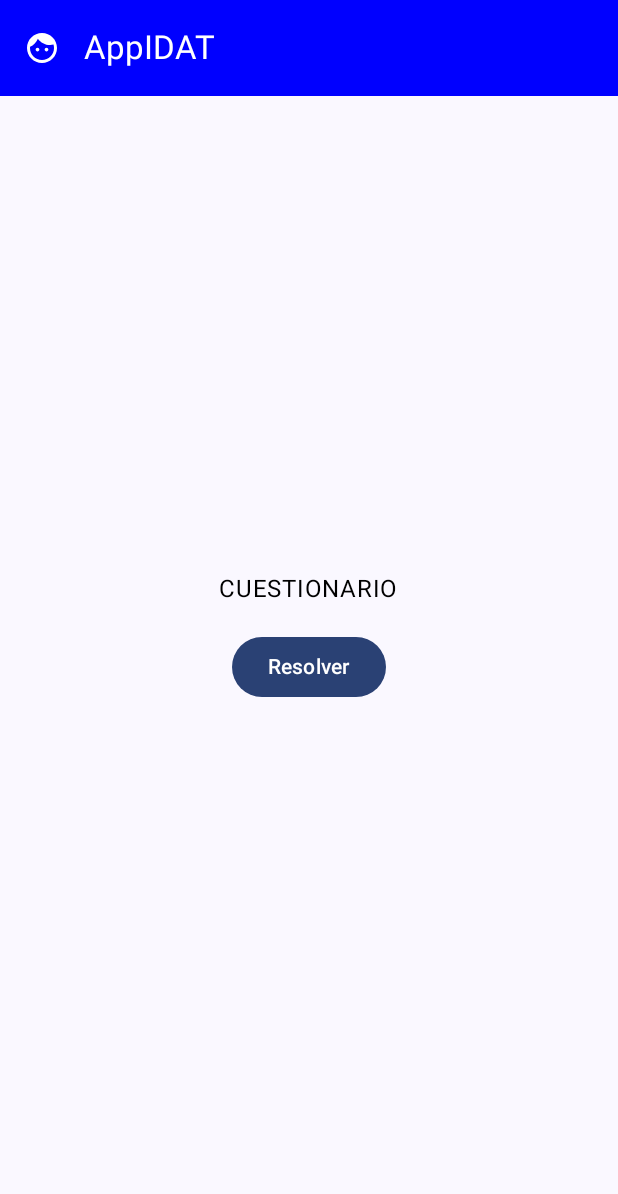
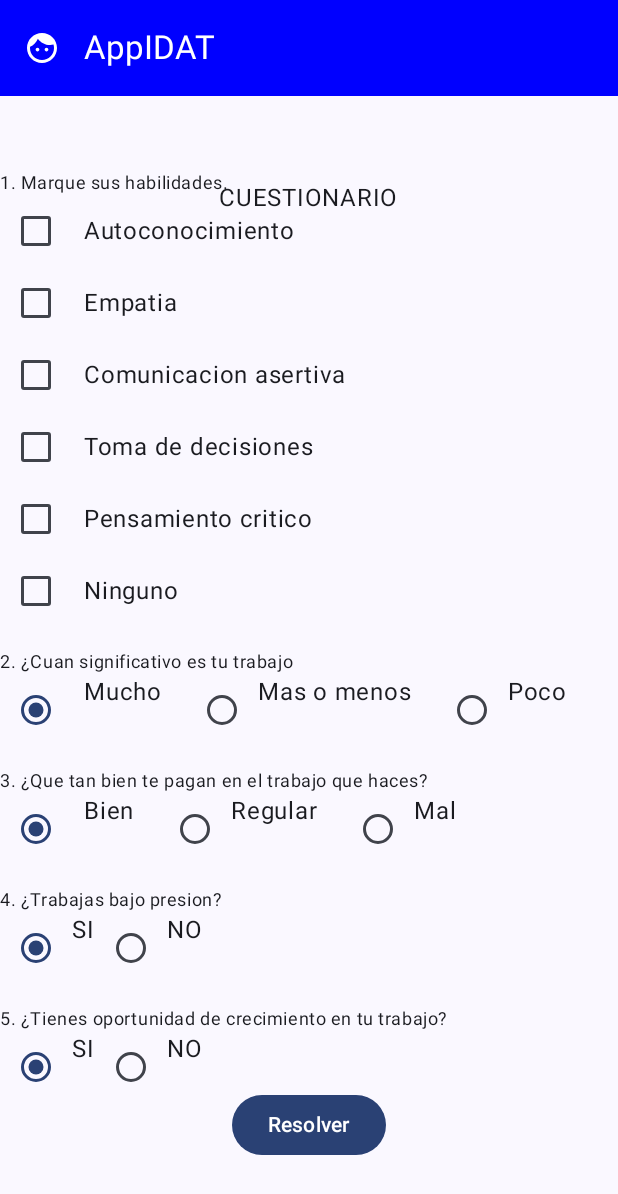
Before and after one commit to Gherofx/EC2_MedinaLuis, an Android app built with Jetpack Compose: the formulario screen opened through its navigation route, on a phone screen of 412 x 824 dp. Shown: the top 1194 px of the screen. Run offline under Robolectric (Android 15) with nearby library versions, the phone set to English and light mode, and no system bars.

Commit message:
Final de formulario

```diff
--- a/app/src/main/java/pe/idat/ec2_medinaluis/FormularioScreen.kt
+++ b/app/src/main/java/pe/idat/ec2_medinaluis/FormularioScreen.kt
@@ -15,11 +15,17 @@ import androidx.compose.material3.Checkbox
 import androidx.compose.material3.ExperimentalMaterial3Api
 import androidx.compose.material3.Icon
 import androidx.compose.material3.IconButton
+import androidx.compose.material3.MaterialTheme
+import androidx.compose.material3.RadioButton
 import androidx.compose.material3.Scaffold
 import androidx.compose.material3.Text
 import androidx.compose.material3.TopAppBar
 import androidx.compose.material3.TopAppBarDefaults
 import androidx.compose.runtime.Composable
+import androidx.compose.runtime.getValue
+import androidx.compose.runtime.mutableStateOf
+import androidx.compose.runtime.remember
+import androidx.compose.runtime.setValue
 import androidx.compose.ui.Alignment
 import androidx.compose.ui.Modifier
 import androidx.compose.ui.graphics.Color
@@ -29,33 +35,66 @@ import androidx.navigation.NavController
 @SuppressLint("UnusedMaterial3ScaffoldPaddingParameter")
 @Composable
 fun formulario(navController: NavController){
+    var marqueHabilidades by remember { mutableStateOf(listOf<String>()) }
+    var significativoTrabajo by remember { mutableStateOf(false) }
+    var paganTrabajo by remember { mutableStateOf(false) }
+    var bajoPresion by remember { mutableStateOf(true) }
+    var oportunidadCrecimiento by remember { mutableStateOf(true) }
 
     Scaffold(topBar = { MiToolBar()}
     ){
+        Column (Modifier.padding(top = 120.dp).fillMaxSize(),
+            horizontalAlignment = Alignment.CenterHorizontally,
+            verticalArrangement = Arrangement.Top){
 
-    }
+            Text(text = "CUESTIONARIO")
 
-    Column (Modifier.padding(top = 25.dp).fillMaxSize(),
-        horizontalAlignment = Alignment.CenterHorizontally,
-        verticalArrangement = Arrangement.Center){
+        }
+        Spacer(modifier = Modifier.height(16.dp))
 
-        Text(text = "CUESTIONARIO")
+        Column (Modifier.padding(top = 25.dp).fillMaxSize(),
+            horizontalAlignment = Alignment.Start,
+            verticalArrangement = Arrangement.Center){
+
+            Text(text = "1. Marque sus habilidades.",style = MaterialTheme.typography.bodySmall)
+            CheckboxList(marqueHabilidades, onSelectedItemsChange = { marqueHabilidades = it })
+
+            Spacer(modifier = Modifier.height(15.dp))
+
+            Text(text = "2. ¿Cuan significativo es tu trabajo", style = MaterialTheme.typography.bodySmall)
+            RadioButtonGroup2(selected = significativoTrabajo, onSelectedChange = { significativoTrabajo= it })
+
+            Spacer(modifier = Modifier.height(15.dp))
+
+            Text(text = "3. ¿Que tan bien te pagan en el trabajo que haces?", style = MaterialTheme.typography.bodySmall)
+            RadioButtonGroup3(selected = paganTrabajo, onSelectedChange = { paganTrabajo= it })
+
+            Spacer(modifier = Modifier.height(15.dp))
+
+            Text(text = "4. ¿Trabajas bajo presion?", style = MaterialTheme.typography.bodySmall)
+            RadioButtonGroup(selected = bajoPresion, onSelectedChange = { bajoPresion = it })
+
+            Spacer(modifier = Modifier.height(15.dp))
+
+            Text(text = "5. ¿Tienes oportunidad de crecimiento en tu trabajo?", style = MaterialTheme.typography.bodySmall)
+            RadioButtonGroup(selected = oportunidadCrecimiento, onSelectedChange = { oportunidadCrecimiento = it })
+
+        }
+
         Spacer(modifier = Modifier.height(16.dp))
 
 
+        Column (Modifier.padding(bottom = 50.dp).fillMaxSize(),
+            horizontalAlignment = Alignment.CenterHorizontally,
+            verticalArrangement = Arrangement.Bottom){
 
-       Button(onClick = {
-           navController.navigate("inicio")
-       }) {
-           Text(text = "Resolver")
-
-       }
+            Button(onClick = {
+                navController.navigate("inicio")
+            }) {
+                Text(text = "Resolver")
+            }
+        }
     }
-
-
-
-
-
 }
 
 
@@ -77,3 +116,105 @@ fun MiToolBar(){
         })
 
 }
+
+
+@Composable
+fun CheckboxList(selectedItems: List<String>, onSelectedItemsChange: (List<String>) -> Unit) {
+    val habilidades = listOf(
+        "Autoconocimiento",
+        "Empatia",
+        "Comunicacion asertiva",
+        "Toma de decisiones",
+        "Pensamiento critico",
+        "Ninguno"
+    )
+
+    Column {
+        habilidades.forEach { hability ->
+            Row(verticalAlignment = Alignment.CenterVertically) {
+                Checkbox(
+                    checked = selectedItems.contains(hability),
+                    onCheckedChange = {
+                        val newSelectedItems = if (it) {
+                            selectedItems + hability
+                        } else {
+                            selectedItems - hability
+                        }
+                        onSelectedItemsChange(newSelectedItems)
+                    }
+                )
+                Text(hability, modifier = Modifier.padding(start = 8.dp))
+            }
+        }
+    }
+}
+
+@Composable
+fun RadioButtonGroup(selected: Boolean, onSelectedChange: (Boolean) -> Unit) {
+    Row {
+        RadioButton(
+            selected = selected,
+            onClick = { onSelectedChange(true) }
+        )
+        Text("SI")
+
+        RadioButton(
+            selected = !selected,
+            onClick = { onSelectedChange(false) }
+        )
+        Text("NO")
+    }
+}
+
+@Composable
+fun RadioButtonGroup2(selected: Boolean, onSelectedChange: (Boolean) -> Unit) {
+    Row {
+        RadioButton(
+            selected = !selected,
+            onClick = { onSelectedChange(true) },
+            modifier = Modifier.padding(end = 8.dp)
+        )
+        Text("Mucho")
+
+        RadioButton(
+            selected = selected,
+            onClick = { onSelectedChange(false) },
+            modifier = Modifier.padding(start = 16.dp)
+        )
+        Text("Mas o menos")
+
+        RadioButton(
+            selected = selected,
+            onClick = { onSelectedChange(true) },
+            modifier = Modifier.padding(start = 16.dp)
+        )
+        Text("Poco")
+    }
+}
+
+
+@Composable
+fun RadioButtonGroup3(selected: Boolean, onSelectedChange: (Boolean) -> Unit) {
+    Row {
+        RadioButton(
+            selected = !selected,
+            onClick = { onSelectedChange(true) },
+            modifier = Modifier.padding(end = 8.dp)
+        )
+        Text("Bien")
+
+        RadioButton(
+            selected = selected,
+            onClick = { onSelectedChange(false) },
+            modifier = Modifier.padding(start = 16.dp)
+        )
+        Text("Regular")
+
+        RadioButton(
+            selected = selected,
+            onClick = { onSelectedChange(true) },
+            modifier = Modifier.padding(start = 16.dp)
+        )
+        Text("Mal")
+    }
+}
```
